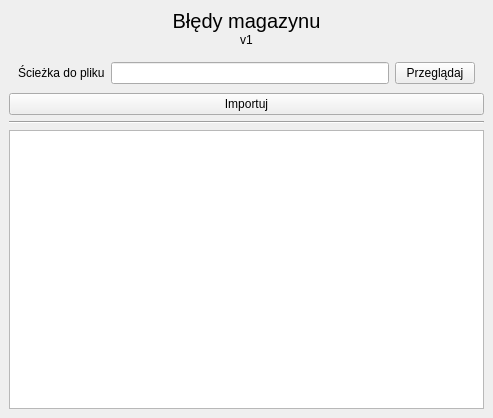
Before: the Qt Designer form Forms/bledy_mag.ui in kolomir/place_v2, drawn with Qt 5.
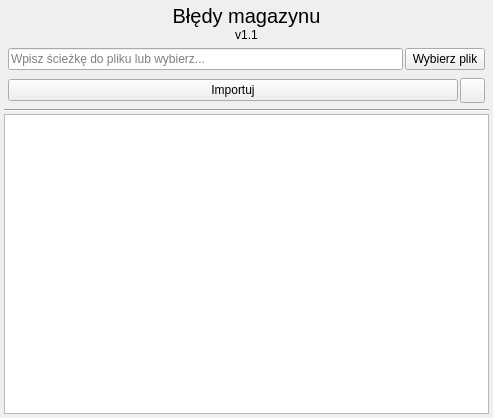
After: the same form once the commit is applied. Icons and pictures are not drawn.

Commit message: 06.11.2024 - Poprawiłem sposób ładfowania plików. Dodałem możliwość ładowania korekt z pliku excel.

The edit to the form file:
```diff
--- a/Forms/bledy_mag.ui
+++ b/Forms/bledy_mag.ui
@@ -32,6 +32,21 @@
    <item row="0" column="0">
     <widget class="QWidget" name="widget" native="true">
      <layout class="QVBoxLayout" name="verticalLayout_3">
+      <property name="spacing">
+       <number>2</number>
+      </property>
+      <property name="leftMargin">
+       <number>4</number>
+      </property>
+      <property name="topMargin">
+       <number>4</number>
+      </property>
+      <property name="rightMargin">
+       <number>4</number>
+      </property>
+      <property name="bottomMargin">
+       <number>4</number>
+      </property>
       <item>
        <widget class="QWidget" name="widget_2" native="true">
         <layout class="QVBoxLayout" name="verticalLayout">
@@ -68,7 +83,7 @@
          <item>
           <widget class="QLabel" name="label_2">
            <property name="text">
-            <string>v1</string>
+            <string>v1.1</string>
            </property>
            <property name="alignment">
             <set>Qt::AlignCenter</set>
@@ -99,20 +114,32 @@
          <item>
           <widget class="QWidget" name="widget_3" native="true">
            <layout class="QHBoxLayout" name="horizontalLayout">
+            <property name="spacing">
+             <number>2</number>
+            </property>
+            <property name="leftMargin">
+             <number>4</number>
+            </property>
+            <property name="topMargin">
+             <number>4</number>
+            </property>
+            <property name="rightMargin">
+             <number>4</number>
+            </property>
+            <property name="bottomMargin">
+             <number>4</number>
+            </property>
             <item>
-             <widget class="QLabel" name="label_3">
-              <property name="text">
-               <string>Ścieżka do pliku</string>
+             <widget class="QLineEdit" name="ed_sciezka_dane">
+              <property name="placeholderText">
+               <string>Wpisz ścieżkę do pliku lub wybierz...</string>
               </property>
              </widget>
             </item>
-            <item>
-             <widget class="QLineEdit" name="ed_sciezka_dane"/>
-            </item>
             <item>
              <widget class="QPushButton" name="btn_przegladaj">
               <property name="text">
-               <string>Przeglądaj</string>
+               <string>Wybierz plik</string>
               </property>
              </widget>
             </item>
@@ -120,10 +147,54 @@
           </widget>
          </item>
          <item>
-          <widget class="QPushButton" name="btn_importuj">
-           <property name="text">
-            <string>Importuj</string>
-           </property>
+          <widget class="QWidget" name="widget_5" native="true">
+           <layout class="QHBoxLayout" name="horizontalLayout_2">
+            <property name="spacing">
+             <number>2</number>
+            </property>
+            <property name="leftMargin">
+             <number>4</number>
+            </property>
+            <property name="topMargin">
+             <number>4</number>
+            </property>
+            <property name="rightMargin">
+             <number>4</number>
+            </property>
+            <property name="bottomMargin">
+             <number>4</number>
+            </property>
+            <item>
+             <widget class="QPushButton" name="btn_importuj">
+              <property name="text">
+               <string>Importuj</string>
+              </property>
+             </widget>
+            </item>
+            <item>
+             <widget class="QPushButton" name="btn_szablon">
+              <property name="minimumSize">
+               <size>
+                <width>25</width>
+                <height>25</height>
+               </size>
+              </property>
+              <property name="maximumSize">
+               <size>
+                <width>25</width>
+                <height>25</height>
+               </size>
+              </property>
+              <property name="text">
+               <string/>
+              </property>
+              <property name="icon">
+               <iconset resource="../icon.qrc">
+                <normaloff>:/icon/img/svg_icons/layout.svg</normaloff>:/icon/img/svg_icons/layout.svg</iconset>
+              </property>
+             </widget>
+            </item>
+           </layout>
           </widget>
          </item>
         </layout>
```
Left out of the diff: 4 changed lines with no effect on the pictures. The commit also changes 36 other files.
